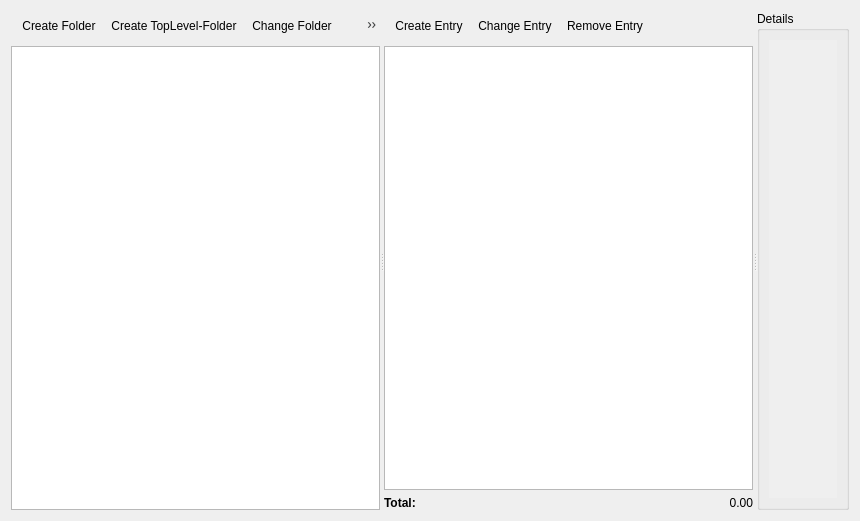
This is forms/budget.ui in LukyLuke/PiTres as Qt 5 draws it before an edit. The edited form follows.
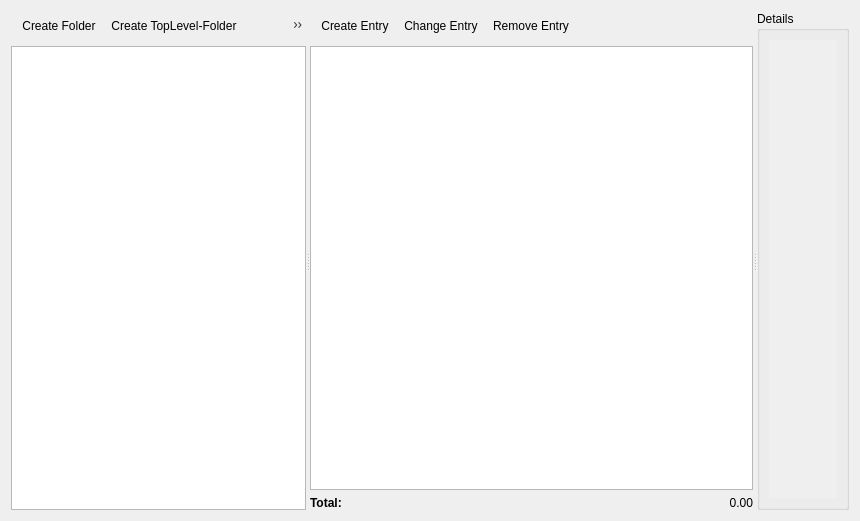
This is the edited form. Icons and pictures are not drawn.

```diff
--- a/forms/budget.ui
+++ b/forms/budget.ui
@@ -26,7 +26,7 @@
      <widget class="QWidget" name="widget" native="true">
       <property name="sizePolicy">
        <sizepolicy hsizetype="Preferred" vsizetype="Preferred">
-        <horstretch>3</horstretch>
+        <horstretch>2</horstretch>
         <verstretch>0</verstretch>
        </sizepolicy>
       </property>
```
Left out of the diff: 11 changed lines with no effect on the pictures.
